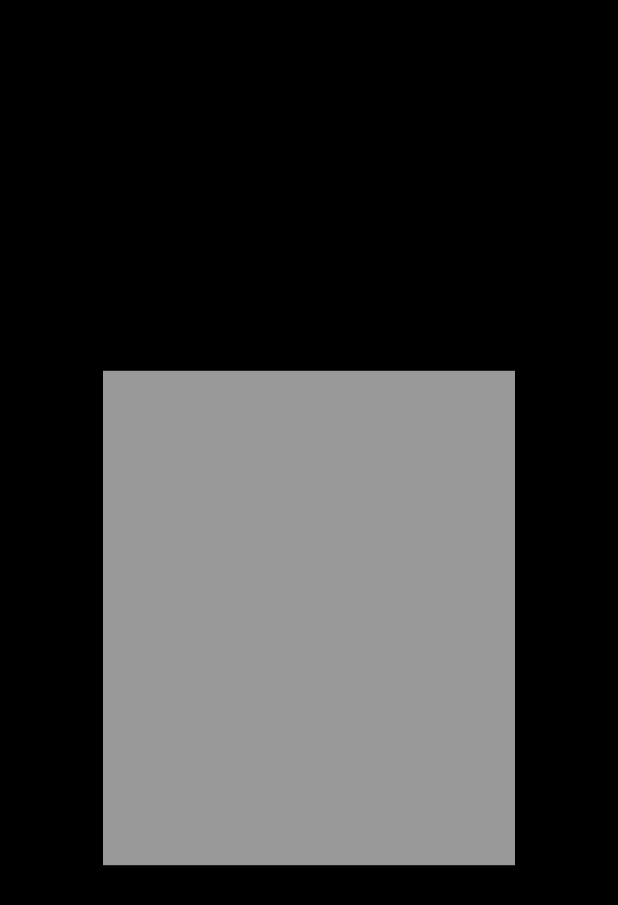
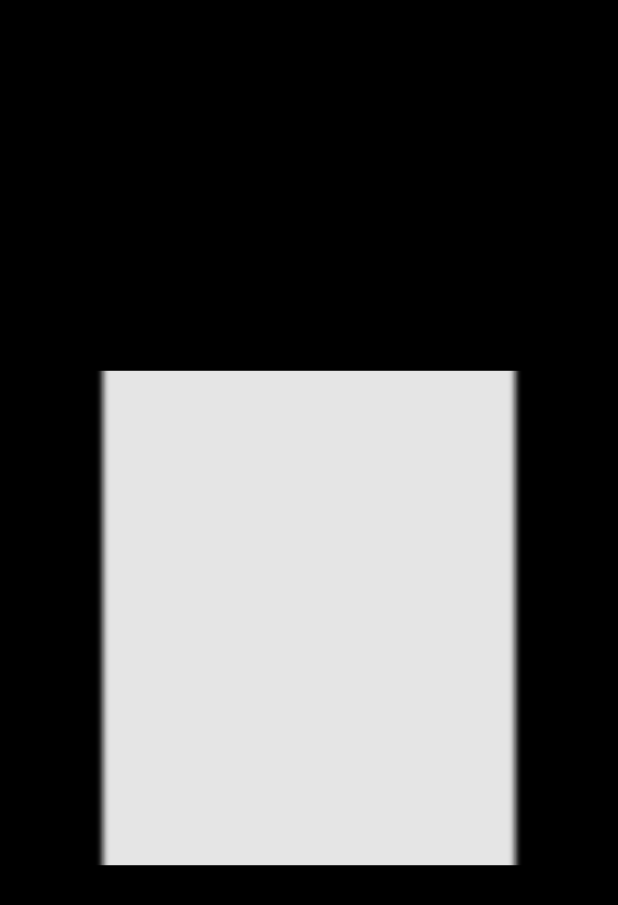
Before and after one commit to JAICHANGPARK/flutter_notebook_8th_story, a Flutter app: the screen it shows after launch, on a phone screen of 412 x 824 dp. Shown: the top 905 px of the screen. Run offline on Flutter 3.47's test engine with Material 2 defaults, Android fonts, the phone set to English and light mode, and no system bars; our stand-ins replace badges, flutter_hooks, google_fonts, hooks_riverpod, state_notifier.

Commit message:
Update banking_app.dart

```diff
--- a/lib/ep594_banking_app/banking_app.dart
+++ b/lib/ep594_banking_app/banking_app.dart
@@ -23,13 +23,15 @@ class BankingCardPage extends StatelessWidget {
           height: MediaQuery.of(context).size.height / 2.5,
           width: MediaQuery.of(context).size.width / 1.5,
           decoration: BoxDecoration(
-            color: Colors.white.withOpacity(0.5)
+            color: Colors.white
           ),
           child: BackdropFilter(
-            filter: ImageFilter.blur(),
+            filter: ImageFilter.blur(
+              sigmaX: 2
+            ),
             child: Container(
               decoration: BoxDecoration(
-                color: Colors.white.withOpacity(0.2)
+                color: Colors.black.withOpacity(0.1)
               ),
             ),
           ),
```
